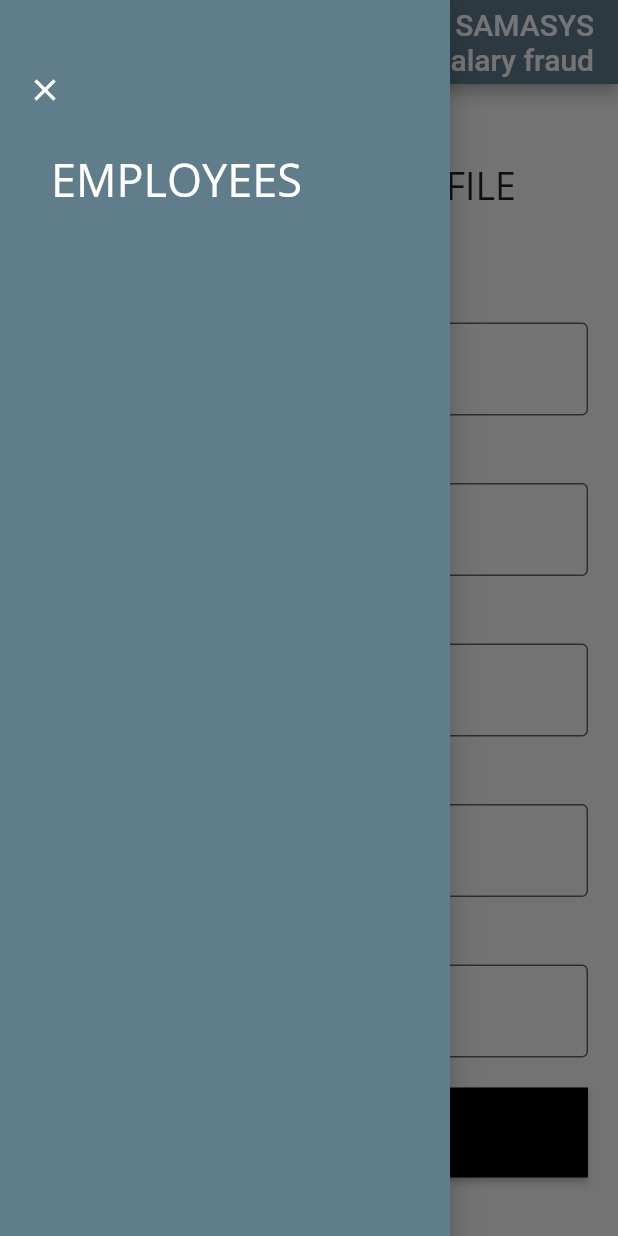
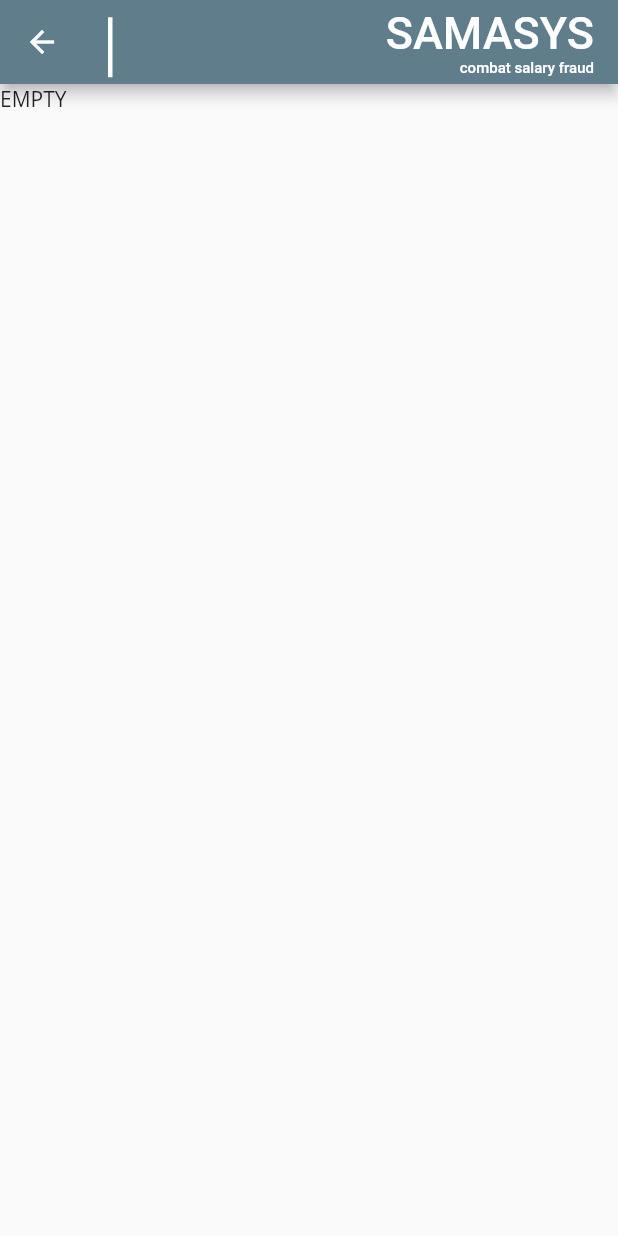
Before and after one commit to Makdan1/DukkaSamasys, a Flutter app: the screen it shows after launch, in the side drawer, after a tap on "EMPLOYEES", on a phone screen of 412 x 824 dp. Run offline on Flutter 3.47's test engine with Material 2 defaults, Android fonts, the phone set to English and light mode, and no system bars; our stand-ins replace fluttertoast, get_it, google_fonts, shared_preferences, sqflite, stacked; missing offline and left inert: ars_progress_dialog; accounts and stored records are empty.

Commit message:
Completed list of employees

```diff
--- a/lib/core/services/database_service.dart
+++ b/lib/core/services/database_service.dart
@@ -67,10 +67,24 @@ class DatabaseHelper {
     return messageId;
   }
 
-  Future<List<Map<String, dynamic>>> getEmployeeList() async {
+  Future<List<EmployeeData>> getEmployeeList() async {
     var result = await db.query(employeeTable, orderBy: '$id ASC');
-    return result;
+
+    if (result.length > 0) {
+      List<EmployeeData> chatMessages = [];
+
+      if (result.length > 0) {
+        for (int i = 0; i < result.length; i++) {
+          chatMessages.add(EmployeeData.fromJson(result[i]));
+        }
+      }
+      return chatMessages;
+      //return ChatMessage.fromMap(maps.first);
+    }
+    return null;
   }
+
+
 
   Future<int> updateEmployee(EmployeeData employeeData) async {
     var result = await db.update(employeeTable, employeeData.toJson(),
--- a/lib/ui/screens/create_employee/create_employee_view.dart
+++ b/lib/ui/screens/create_employee/create_employee_view.dart
@@ -26,16 +26,20 @@ class MoviesState extends State<CreateEmployee> {
             appBar: AppBar(
               backgroundColor: Colors.blueGrey,
               title: Row(
-                mainAxisAlignment: MainAxisAlignment.end,
+                mainAxisAlignment: MainAxisAlignment.spaceBetween,
                 crossAxisAlignment: CrossAxisAlignment.end,
                 children: [
-                  VerticalDivider(thickness: 2,color: AppColors.white,),
+                  Container(
+                    width: 3,height: 40,
+                    color: Colors.white,
+                    child: Text(''),
+                  ),
                   Column(
                     mainAxisAlignment: MainAxisAlignment.end,
                     crossAxisAlignment: CrossAxisAlignment.end,
                     children: [
-                      Text('SAMASYS'),
-                      Text('combat salary fraud'),
+                      Text('SAMASYS',style: TextStyle(fontSize:30)),
+                      Text('combat salary fraud',style: TextStyle(fontSize: 10),),
                     ],
                   )
                 ],
--- /dev/null
+++ b/lib/ui/screens/employees/emloyee_view_model.dart
@@ -0,0 +1,27 @@
+import 'package:dukka_samasys/core/model/employee_data.dart';
+import 'package:dukka_samasys/core/services/auth_service.dart';
+import 'package:dukka_samasys/core/services/database_service.dart';
+import 'package:dukka_samasys/utils/baseModel.dart';
+
+class EmployeeViewModel extends BaseModel {
+
+  EmployeeData employeeData;
+  DatabaseHelper helper = DatabaseHelper();
+  DatabaseHelper databaseHelper = DatabaseHelper();
+  int count = 0;
+
+  List<EmployeeData> employeeDataList = [];
+
+  getEmployees() async {
+
+    List<EmployeeData> res =
+
+    await databaseHelper.getEmployeeList();
+    if (res.length > 0) {
+      employeeDataList = res;
+      notifyListeners();
+    }
+    return employeeDataList;
+  }
+
+}
--- /dev/null
+++ b/lib/ui/screens/employees/list_employee.dart
@@ -0,0 +1,95 @@
+import 'package:dukka_samasys/ui/screens/employees/emloyee_view_model.dart';
+import 'package:dukka_samasys/ui/widget/employee_widget/employee_item.dart';
+import 'package:dukka_samasys/utils/colors.dart';
+import 'package:flutter/material.dart';
+import 'package:stacked/stacked.dart';
+
+class Employees extends StatefulWidget {
+  @override
+  State<StatefulWidget> createState() {
+    return EmployeesState();
+  }
+}
+
+class EmployeesState extends State<Employees> {
+  @override
+  Widget build(BuildContext context) {
+    return ViewModelBuilder<EmployeeViewModel>.reactive(
+        onModelReady: (v){
+          v.getEmployees();
+        },
+        viewModelBuilder: () => EmployeeViewModel(),
+        builder: (context, model, child) {
+          return Scaffold(
+              appBar: AppBar(
+                backgroundColor: Colors.blueGrey,
+                title: Row(
+                  mainAxisAlignment: MainAxisAlignment.spaceBetween,
+                  crossAxisAlignment: CrossAxisAlignment.end,
+                  children: [
+                    Container(
+                      width: 3,height: 40,
+                      color: Colors.white,
+                      child: Text(''),
+                    ),
+                    Column(
+                      mainAxisAlignment: MainAxisAlignment.end,
+                      crossAxisAlignment: CrossAxisAlignment.end,
+                      children: [
+                        Text('SAMASYS',style: TextStyle(fontSize:30)),
+                        Text('combat salary fraud',style: TextStyle(fontSize: 10),),
+                      ],
+                    )
+                  ],
+                ) ,
+              ),
+              body: Column(
+                  children: [
+                    model.employeeDataList.isEmpty
+                        ? Container(
+                      child: Text('EMPTY'),
+                    ) :
+                    Expanded(
+                        child: Container(
+                            child: ListView.builder(
+                                shrinkWrap: true,
+                                // physics: NeverScrollableScrollPhysics(),
+                                itemCount:
+                                model.employeeDataList.length,
+                                itemBuilder: (BuildContext context,
+                                    int index) {
+                                  var data = model.employeeDataList[index];
+                                  return
+                                    EmployeeItem(
+                                      employeeData: data,
+                                      // onCall: () async{
+                                      //   contact = await model.getSinglePackage(feed.id.toString());
+                                      //   callStore();
+                                      // },
+                                      //onTap: () {
+                                      // attendanceDialog(
+                                      //     model, feed.pinCode, feed.responsibility);
+                                      // model.takeAttendanceTeachers(status, teacherPinCode)
+                                      // deleteAlert(
+                                      //     model, feed.id.toString());
+                                      //},
+                                      // onEdit: () {
+                                      //   Navigator.push<void>(
+                                      //     context,
+                                      //     MaterialPageRoute<void>(
+                                      //       builder:
+                                      //           (BuildContext context) =>
+                                      //           TeacherEditPage(
+                                      //               teacherDetails:
+                                      //               feed),
+                                      //     ),
+                                      //   );
+                                      // },
+                                    );
+                                }
+
+                            )))
+                  ]));
+        });
+  }
+}
--- a/lib/ui/screens/side_bar.dart
+++ b/lib/ui/screens/side_bar.dart
@@ -1,16 +1,20 @@
 import 'dart:io';
 import 'dart:convert';
+import 'package:dukka_samasys/utils/locator.dart';
+import 'package:dukka_samasys/utils/router/navigationService.dart';
+import 'package:dukka_samasys/utils/router/routeNames.dart';
 import 'package:flutter/material.dart';
 import 'package:shared_preferences/shared_preferences.dart';
 
-class CollapsingNavigationDrawer extends StatefulWidget{
+class CollapsingNavigationDrawer extends StatefulWidget {
   @override
-  CollapsingNavigationDrawerState createState(){
+  CollapsingNavigationDrawerState createState() {
     return new CollapsingNavigationDrawerState();
   }
 }
 
-class CollapsingNavigationDrawerState extends State<CollapsingNavigationDrawer>  with TickerProviderStateMixin{
+class CollapsingNavigationDrawerState extends State<CollapsingNavigationDrawer>
+    with TickerProviderStateMixin {
   double maxWidth = 180;
   double minWidth = 90;
   bool isCollapsed = false;
@@ -18,84 +22,75 @@ class CollapsingNavigationDrawerState extends State<CollapsingNavigationDrawer>
   Animation<double> widthAnimation;
   int currentSelectedindex = 0;
   final GlobalKey<ScaffoldState> _scaffoldKey = new GlobalKey<ScaffoldState>();
+  final NavigationService _navigationService = locator<NavigationService>();
 
   @override
   void initState() {
     super.initState();
-    _animationController = AnimationController(vsync: this, duration: Duration(milliseconds: 300));
-    widthAnimation = Tween<double>(begin: maxWidth, end: minWidth).animate(_animationController);
+    _animationController =
+        AnimationController(vsync: this, duration: Duration(milliseconds: 300));
+    widthAnimation = Tween<double>(begin: maxWidth, end: minWidth)
+        .animate(_animationController);
   }
-
 
   @override
   Widget build(BuildContext context) {
-    return AnimatedBuilder(animation: _animationController, builder: (context, widget) => getWidget(context, widget),);
+    return AnimatedBuilder(
+      animation: _animationController,
+      builder: (context, widget) => getWidget(context, widget),
+    );
   }
 
-
-  Widget getWidget(context, widget){
+  Widget getWidget(context, widget) {
     final deviceWidth = MediaQuery.of(context).size.width;
-    final deviceHeight = MediaQuery
-        .of(context)
-        .size
-        .height;
-    return
-      Material(
+    final deviceHeight = MediaQuery.of(context).size.height;
+    return Material(
         elevation: 10.0,
         child: Container(
-            width:300,
+          width: 300,
           height: deviceHeight,
           color: Colors.blueGrey,
           child: Padding(
             padding: const EdgeInsets.all(18.0),
-
             child: ListView(
 //crossAxisAlignment: CrossAxisAlignment.start,
 //          mainAxisAlignment: MainAxisAlignment.start,
                 children: <Widget>[
-                    SizedBox(height: 30,),
+                  SizedBox(
+                    height: 30,
+                  ),
                   Row(
                     mainAxisAlignment: MainAxisAlignment.spaceBetween,
                     children: [
-
                       InkWell(
-                            onTap: (){
+                          onTap: () {
                             Navigator.of(context).pop();
                           },
-
-                            child:
-                            Icon(
-                              Icons.clear,color: Colors.white,
-                            )
-                        ),
+                          child: Icon(
+                            Icons.clear,
+                            color: Colors.white,
+                          )),
                     ],
                   ),
-
-                    SizedBox(height: 20,),
+                  SizedBox(
+                    height: 20,
+                  ),
                   ListTile(
-                      title:
-                      Text('EMPLOYEES',
+                    title: Text(
+                      'EMPLOYEES',
                       style: TextStyle(
                           color: Colors.white,
                           fontSize: 30,
-                            fontWeight: FontWeight.w400
-                        ),
+                          fontWeight: FontWeight.w400),
                     ),
                     onTap: () {
-
-                        // _navigationService.navigateTo(ComingScreenRoute);
+                      _navigationService.navigateTo(EmployeesRoute);
 
                       // Navigator.pushNamed(context, "/StoreBottom");
                     },
                   ),
-
-
-                  ]
+                ]),
           ),
-            ),
-          )
-      );
-
+        ));
   }
-
 }
--- a/lib/utils/helpers.dart
+++ b/lib/utils/helpers.dart
@@ -31,7 +31,7 @@ showErrorToast(String message) {
       webPosition: "center",
       webBgColor: "#e74c3c",
       timeInSecForIosWeb: 5,
-      // backgroundColor: AppColors.red,
+      backgroundColor: AppColors.red,
       textColor: Colors.white,
       fontSize: 16.0);
 }
--- a/lib/utils/router/routeNames.dart
+++ b/lib/utils/router/routeNames.dart
@@ -6,3 +6,4 @@
 
 // Views constant
 const String CreateEmployeeRoute = 'CreateEmployeePage';
+const String EmployeesRoute = 'EmployeePage';
--- a/lib/utils/router/router.dart
+++ b/lib/utils/router/router.dart
@@ -1,4 +1,5 @@
 import 'package:dukka_samasys/ui/screens/create_employee/create_employee_view.dart';
+import 'package:dukka_samasys/ui/screens/employees/list_employee.dart';
 import 'package:flutter/material.dart';
 import 'package:dukka_samasys/utils/router/routeNames.dart';
 
@@ -10,6 +11,12 @@ Route<dynamic> generateRoute(RouteSettings settings) {
         routeName: settings.name,
         viewToShow: CreateEmployee(),
       );
+    case EmployeesRoute:
+      return _getPageRoute(
+        routeName: settings.name,
+        viewToShow: Employees(),
+      );
+
 
     default:
       return MaterialPageRoute(
```
Also changed, not shown: lib/ui/widget/Movieswidget/movieItem.dart (deleted, +0 -67 lines), lib/ui/widget/employee_widget/employee_item.dart (added, +103 -0 lines), assets/images/placeholder.png (added). Lines whose indentation alone changed are shown as unchanged.
